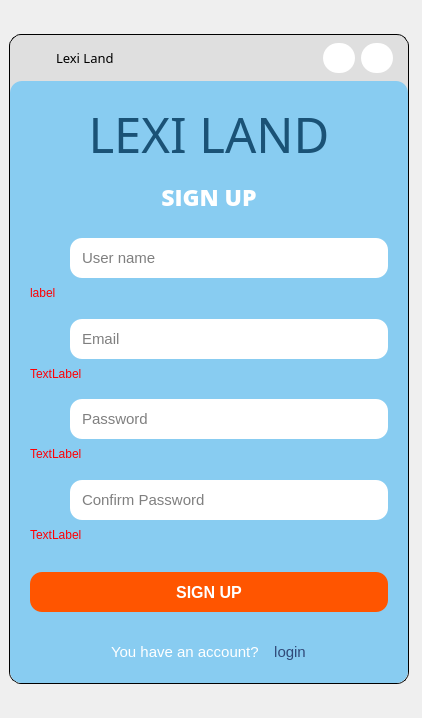
Old version of the form UI/forms/login_register.ui in the repository yuukun123/LexiLand.
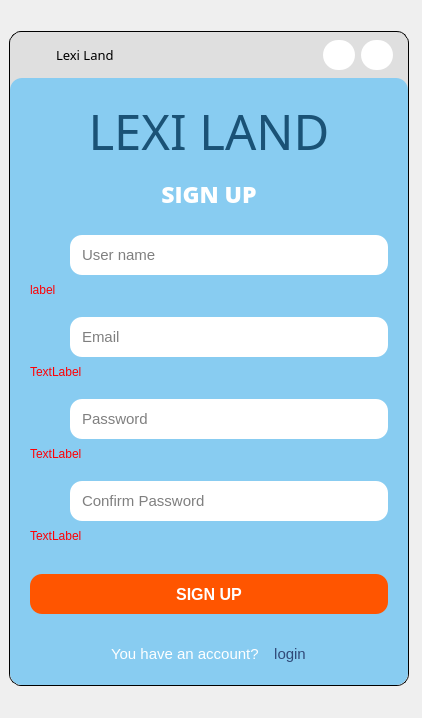
New version of the form. The open tabs and pages were chosen to show the change. Icons and pictures are not drawn.

The edit to the form file:
```diff
--- a/UI/forms/login_register.ui
+++ b/UI/forms/login_register.ui
@@ -26,7 +26,7 @@
       <property name="maximumSize">
        <size>
         <width>370</width>
-        <height>650</height>
+        <height>655</height>
        </size>
       </property>
       <property name="cursor">
```
Left out of the diff: 2 changed lines with no effect on the pictures.
